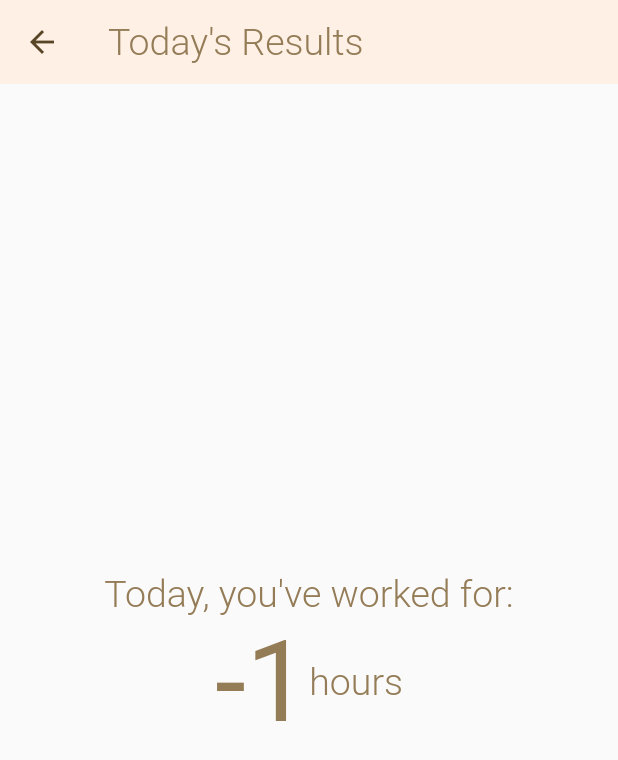
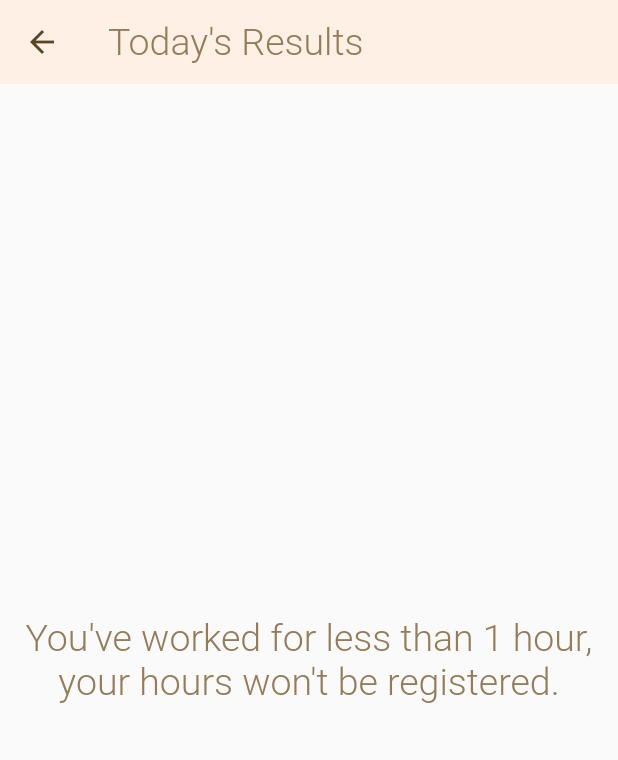
Before and after one commit to vmanun/workd-app, a Flutter app: the screen it shows after launch, after a tap on "BEGIN", after a tap on "FINISH", on a phone screen of 412 x 824 dp. Shown: the top 760 px of the screen. Run offline on Flutter 3.47's test engine with Material 2 defaults, Android fonts, the phone set to English and light mode, and no system bars.

Commit message:
moved writeToJson and readToJson function to its own file added validation to the constructor for overwriting current session data added show error widget, shown when working for 1 hour or less

```diff
--- a/lib/resultsView.dart
+++ b/lib/resultsView.dart
@@ -1,48 +1,20 @@
-import 'dart:io';
-import 'dart:convert';
 import 'package:flutter/material.dart';
-import 'package:path_provider/path_provider.dart';
 import 'package:workd/appTheme.dart';
+import 'package:workd/hoursData.dart';
 
 class ResultsView extends StatelessWidget {
-
   final int totalHours;
 
-  ResultsView(this.totalHours) { writeToJson(); readFromJson(); }
-
-  void writeToJson() async {
-    final directory = await getApplicationDocumentsDirectory();
-    var file = File('${directory.path}/data.json');
-    var newData = '{"date": "${DateTime.now().toString()}", "totalHours": "$totalHours"}';
-    List<dynamic> currentData = json.decode(file.readAsStringSync());
-    currentData.add(json.decode(newData));
-    file.writeAsString(json.encode(currentData), mode: FileMode.write);
+  ResultsView(this.totalHours, {bool overwriteSession = false}) {
+    if(totalHours != -1) {
+      if(!overwriteSession) writeToJson(totalHours);
+      else overwriteTodaySession(totalHours);
+    }
+    readFromJson();
   }
 
-  void readFromJson() async {
-    final directory = await getApplicationDocumentsDirectory();
-    var file = File('${directory.path}/data.json');
-    if(await file.exists()) {
-      var data = file.readAsStringSync();
-      print(data);
-    }
-  }
-
-  @override
-  Widget build(BuildContext context) {
-
-    return Scaffold(
-      appBar: AppBar(
-          elevation: 0.0,
-          backgroundColor: AppTheme.bgColor,
-          iconTheme: IconThemeData(color: AppTheme.secondary),
-          title: Text(
-            'Today\'s Results',
-            textAlign: TextAlign.start,
-            style: AppTheme.headingOne,
-          )
-      ),
-      body: Center(
+  Widget _showResults() {
+    return Center(
         child: Column(
       mainAxisAlignment: MainAxisAlignment.center,
       mainAxisSize: MainAxisSize.max,
@@ -70,8 +42,32 @@ class ResultsView extends StatelessWidget {
           ],
         )
       ],
-        )
+    ));
+  }
+
+  Widget _showError() {
+    return Center(
+      child: Text(
+        'You\'ve worked for less than 1 hour, your hours won\'t be registered.',
+        style: AppTheme.headingOne,
+        textAlign: TextAlign.center,
       ),
     );
   }
+
+  @override
+  Widget build(BuildContext context) {
+    return Scaffold(
+      appBar: AppBar(
+          elevation: 0.0,
+          backgroundColor: AppTheme.bgColor,
+          iconTheme: IconThemeData(color: AppTheme.secondary),
+          title: Text(
+            'Today\'s Results',
+            textAlign: TextAlign.start,
+            style: AppTheme.headingOne,
+          )),
+      body: totalHours == -1 ? _showError() : _showResults(),
+    );
   }
+}
```
Lines whose indentation alone changed are shown as unchanged.
